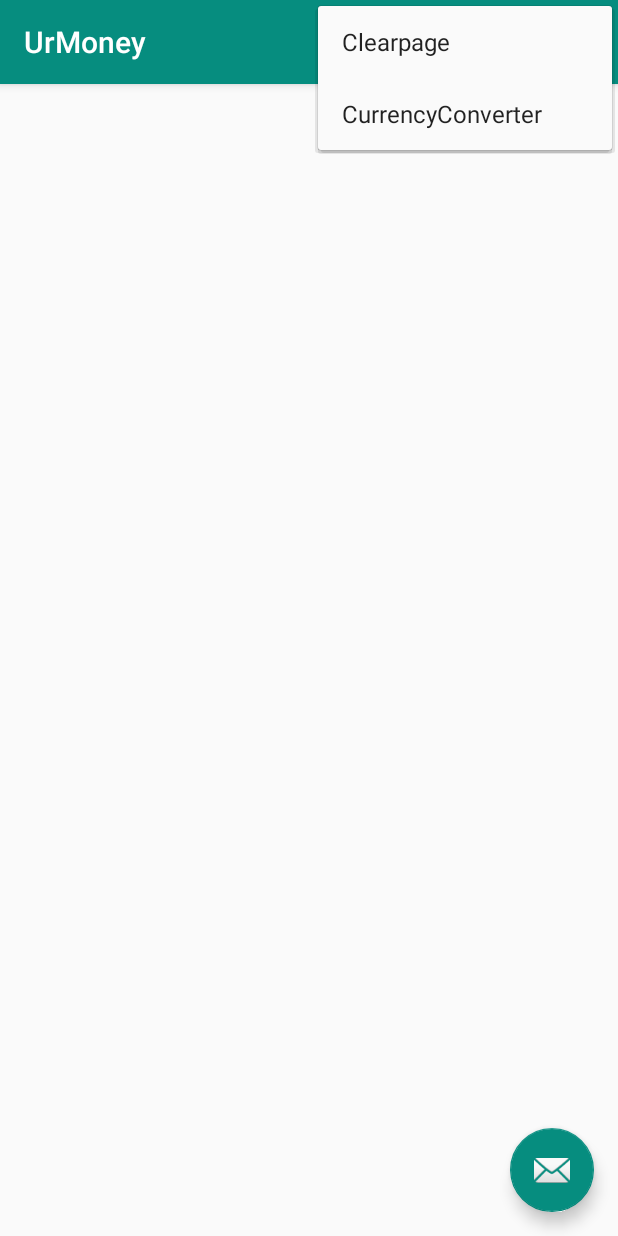
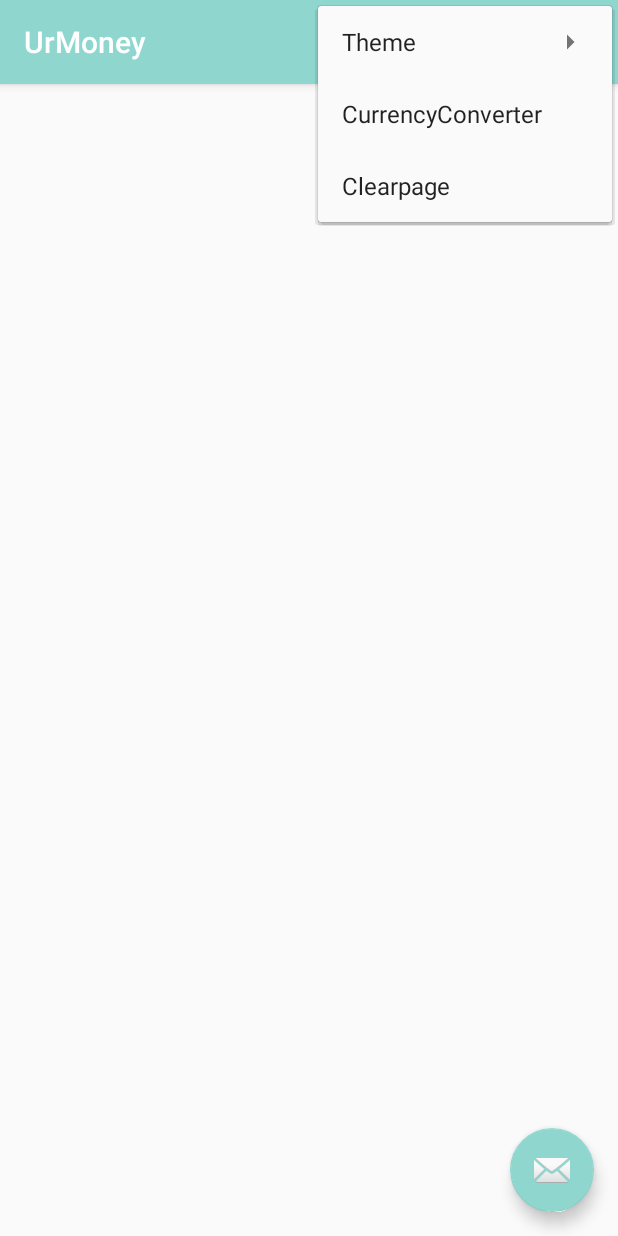
Before and after one commit to zhangqianjiao/UrMoney, an Android app: the screen it shows after launch (MainActivity), with the options menu open, on a phone screen of 412 x 824 dp. Run offline under Robolectric (Android 15) with nearby library versions, the phone set to English and light mode, and no system bars.

Commit message:
currency add

```diff
--- a/app/src/main/res/drawable/ic_clearicon.xml
+++ b/app/src/main/res/drawable/ic_clearicon.xml
@@ -4,6 +4,6 @@
         android:viewportWidth="24.0"
         android:viewportHeight="24.0">
     <path
-        android:fillColor="#FF000000"
+        android:fillColor="#ffffff"
         android:pathData="M22,3L7,3c-0.69,0 -1.23,0.35 -1.59,0.88L0,12l5.41,8.11c0.36,0.53 0.9,0.89 1.59,0.89h15c1.1,0 2,-0.9 2,-2L24,5c0,-1.1 -0.9,-2 -2,-2zM19,15.59L17.59,17 14,13.41 10.41,17 9,15.59 12.59,12 9,8.41 10.41,7 14,10.59 17.59,7 19,8.41 15.41,12 19,15.59z"/>
 </vector>
--- a/app/src/main/res/menu/menu_main.xml
+++ b/app/src/main/res/menu/menu_main.xml
@@ -4,7 +4,7 @@
     tools:context="com.example.pipid.urmoney.MainActivity">
     <item
         android:id="@+id/action_CurrencyConverter"
-        android:orderInCategory="100"
+        android:orderInCategory="200"
         android:title="CurrencyConverter"
         app:showAsAction="never" />
     <item
@@ -14,9 +14,35 @@
         app:showAsAction="ifRoom" />
     <item
         android:id="@+id/action_Clearpage"
-        android:icon="@drawable/ic_clearicon"
+        android:orderInCategory="300"
         android:title="Clearpage"
         app:showAsAction="never" />
+    <item
+        android:id="@+id/action_Theme"
+        android:orderInCategory="100"
+        android:title="Theme"
+        app:showAsAction="never">
+    <menu>
+        <item android:id="@+id/red"
+            android:title="Red" />
+        <item android:id="@+id/yellow"
+            android:title="Yellow" />
+        <item android:id="@+id/blue"
+            android:title="Blue" />
+        <item android:id="@+id/black"
+            android:title="Black" />
+        <item android:id="@+id/green"
+            android:title="Green" />
+        <item android:id="@+id/pink"
+            android:title="Pink" />
+        <item android:id="@+id/original"
+            android:title="Original" />
+
+    </menu>
+
+
+    </item>
+
 
 
 </menu>
--- a/app/src/main/res/values/colors.xml
+++ b/app/src/main/res/values/colors.xml
@@ -1,6 +1,14 @@
 <?xml version="1.0" encoding="utf-8"?>
 <resources>
-    <color name="colorPrimary">#068d7f</color>
+    <color name="colorPrimary">#8ed6ce</color>
     <color name="colorPrimaryDark">#b6c5c3</color>
     <color name="colorAccent">#D81B60</color>
+
+    <color name="colorRed">#ff0400</color>
+    <color name="colorYellow">#f7f44a</color>
+    <color name="colorBlue">#00e1ff</color>
+    <color name="colorBlack">#ff000000</color>
+    <color name="colorGreen">#34e940</color>
+    <color name ="colorWhite">#ffffff</color>
+    <color name="colorPink">#e48fd6</color>
 </resources>
--- a/app/src/main/res/values/styles.xml
+++ b/app/src/main/res/values/styles.xml
@@ -17,4 +17,5 @@
 
     <style name="AppTheme.PopupOverlay" parent="ThemeOverlay.AppCompat.Light" />
 
+
 </resources>
```
Also changed, not shown: app/src/main/java/com/example/pipid/urmoney/MainActivity.java (+30 -2 lines), app/src/main/res/layout/list_item.xml (+9 -3 lines).
